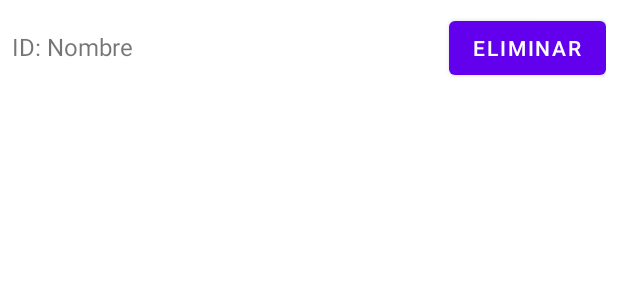
After one commit to jesgararm/FirebaseSalud, an Android app: the layout item_patient.xml on its own in the app's theme, with its tools: preview values and no code run, on a phone screen of 412 x 824 dp. The commit adds this screen. Shown: the top 300 px of the screen. Run offline under Robolectric (Android 15) with nearby library versions, the phone set to English and light mode, and no system bars.

Commit message:
Función de borrar paciente

```diff
--- a/app/src/main/java/us/aplicaciones/firebasesalud/PatientAdapter.java
+++ b/app/src/main/java/us/aplicaciones/firebasesalud/PatientAdapter.java
@@ -28,7 +28,8 @@ public class PatientAdapter extends RecyclerView.Adapter<PatientAdapter.PatientV
     @NonNull
     @Override
     public PatientViewHolder onCreateViewHolder(@NonNull ViewGroup parent, int viewType) {
-        View view = LayoutInflater.from(parent.getContext()).inflate(android.R.layout.simple_list_item_2, parent, false);
+        // Inflamos el diseño del elemento (item_patient.xml)
+        View view = LayoutInflater.from(parent.getContext()).inflate(R.layout.item_patient, parent, false);
         return new PatientViewHolder(view);
     }
 
--- a/app/src/main/res/layout/activity_list_patient.xml
+++ b/app/src/main/res/layout/activity_list_patient.xml
@@ -8,12 +8,14 @@
     <androidx.recyclerview.widget.RecyclerView
         android:id="@+id/recyclerViewPatients"
         android:layout_width="match_parent"
-        android:layout_height="match_parent" />
+        android:layout_height="704dp" >
+
         <Button
             android:id="@+id/buttonDeletePatient"
             android:layout_width="wrap_content"
             android:layout_height="wrap_content"
+            android:backgroundTint="?attr/colorError"
             android:text="@string/eliminar"
-        android:backgroundTint="?attr/colorError"
             android:textColor="#FFFFFF" />
+    </androidx.recyclerview.widget.RecyclerView>
 </LinearLayout>
--- /dev/null
+++ b/app/src/main/res/layout/item_patient.xml
@@ -0,0 +1,21 @@
+<?xml version="1.0" encoding="utf-8"?>
+<LinearLayout xmlns:android="http://schemas.android.com/apk/res/android"
+    android:layout_width="match_parent"
+    android:layout_height="wrap_content"
+    android:orientation="horizontal"
+    android:padding="8dp">
+
+    <TextView
+        android:id="@+id/textViewPatientInfo"
+        android:layout_width="0dp"
+        android:layout_height="wrap_content"
+        android:layout_weight="1"
+        android:text="@string/id_nombre"
+        android:textSize="16sp" />
+
+    <Button
+        android:id="@+id/buttonDeletePatient"
+        android:layout_width="wrap_content"
+        android:layout_height="wrap_content"
+        android:text="@string/eliminar" />
+</LinearLayout>
--- a/app/src/main/res/values/strings.xml
+++ b/app/src/main/res/values/strings.xml
@@ -6,4 +6,5 @@
     <string name="lista_de_pacientes">Lista de Pacientes</string>
     <string name="firebasesalud">FirebaseSalud</string>
     <string name="eliminar">Eliminar</string>
+    <string name="id_nombre">ID: Nombre</string>
 </resources>
```
Lines whose indentation alone changed are shown as unchanged.
